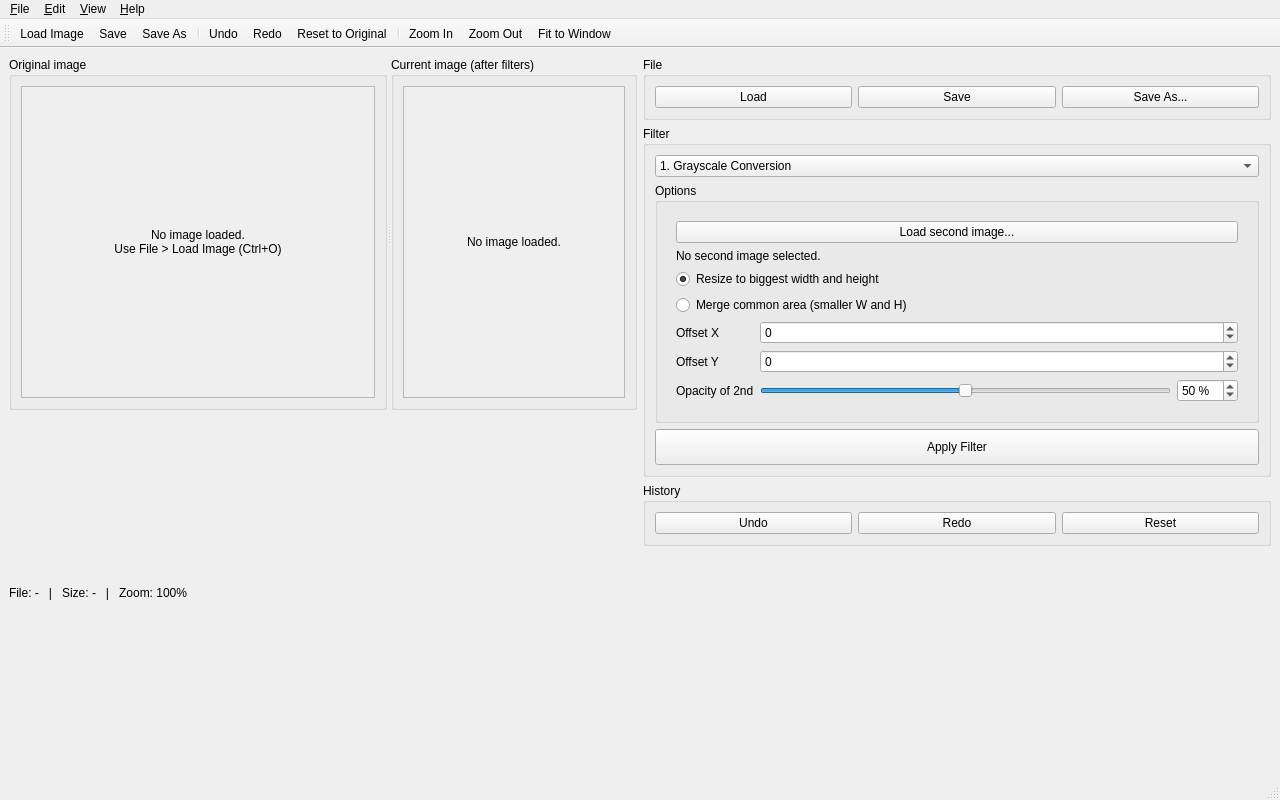
First picture: the form in mainwindow.ui, repository Boggos009/Baby-Photoshop, before the edit.
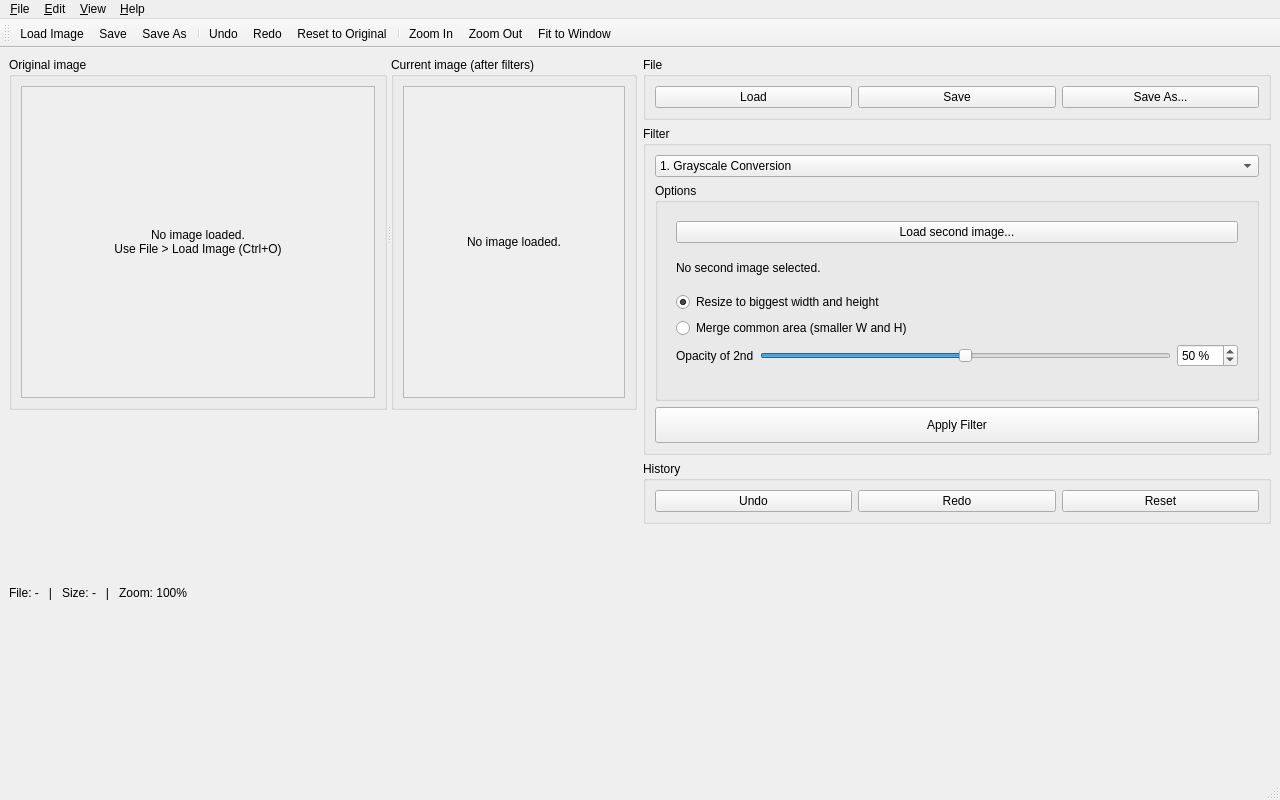
Second picture: the form after the edit. The open tabs and pages were chosen to show the change.

The edit to the form file:
```diff
--- a/mainwindow.ui
+++ b/mainwindow.ui
@@ -607,47 +607,13 @@
                 <item>
                  <layout class="QFormLayout" name="mergeParamsLayout">
                   <item row="0" column="0">
-                   <widget class="QLabel" name="lblMergeOffsetX">
-                    <property name="text">
-                     <string>Offset X</string>
-                    </property>
-                   </widget>
-                  </item>
-                  <item row="0" column="1">
-                   <widget class="QSpinBox" name="mergeOffsetXSpin">
-                    <property name="minimum">
-                     <number>-20000</number>
-                    </property>
-                    <property name="maximum">
-                     <number>20000</number>
-                    </property>
-                   </widget>
-                  </item>
-                  <item row="1" column="0">
-                   <widget class="QLabel" name="lblMergeOffsetY">
-                    <property name="text">
-                     <string>Offset Y</string>
-                    </property>
-                   </widget>
-                  </item>
-                  <item row="1" column="1">
-                   <widget class="QSpinBox" name="mergeOffsetYSpin">
-                    <property name="minimum">
-                     <number>-20000</number>
-                    </property>
-                    <property name="maximum">
-                     <number>20000</number>
-                    </property>
-                   </widget>
-                  </item>
-                  <item row="2" column="0">
                    <widget class="QLabel" name="lblMergeOpacity">
                     <property name="text">
                      <string>Opacity of 2nd</string>
                     </property>
                    </widget>
                   </item>
-                  <item row="2" column="1">
+                  <item row="0" column="1">
                    <layout class="QHBoxLayout" name="mergeOpacityLayout">
                     <item>
                      <widget class="QSlider" name="mergeOpacitySlider">
```
